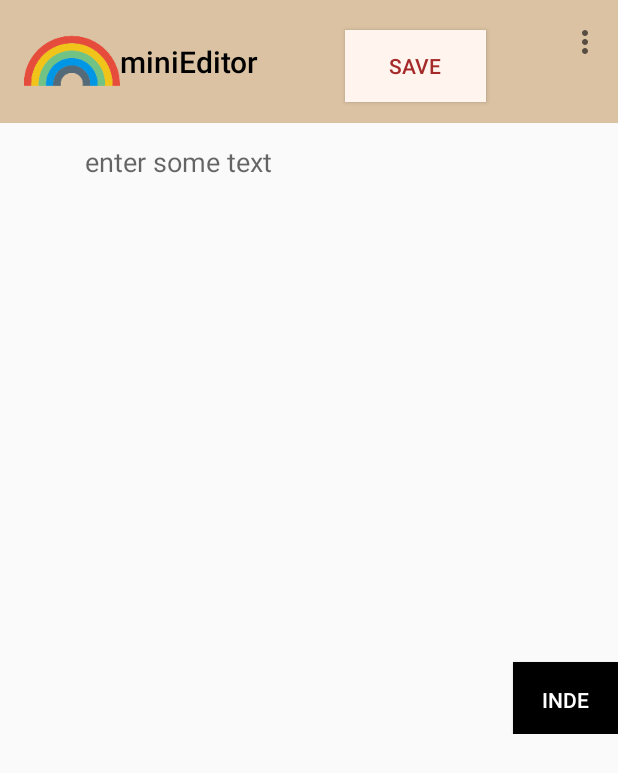
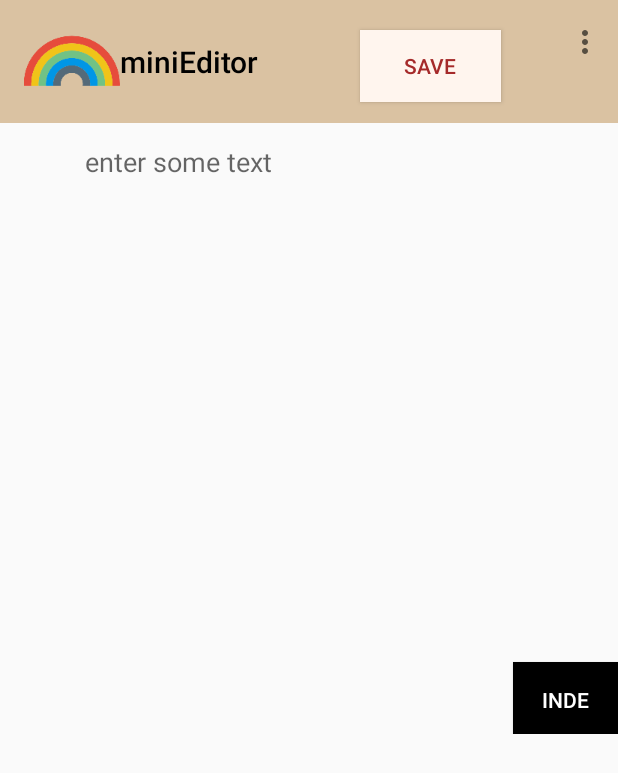
Before and after one commit to chen-assert/Mini_editor_android, an Android app: the screen it shows after launch (miniEditor), on a phone screen of 412 x 824 dp. Shown: the top 773 px of the screen. Run offline under Robolectric (Android 15) with nearby library versions, the phone set to English and light mode, and no system bars.

Commit message:
Merge remote-tracking branch 'origin/master'
# Conflicts:
#	app/src/main/res/layout/activity_main.xml

```diff
--- a/app/src/main/res/layout/activity_main.xml
+++ b/app/src/main/res/layout/activity_main.xml
@@ -42,7 +42,7 @@
         android:id="@+id/save"
         android:layout_width="94dp"
         android:layout_height="48dp"
-        android:layout_marginEnd="88dp"
+        android:layout_marginEnd="78dp"
         android:layout_marginTop="20dp"
         android:text="Save"
         app:layout_constraintEnd_toEndOf="parent"
```
